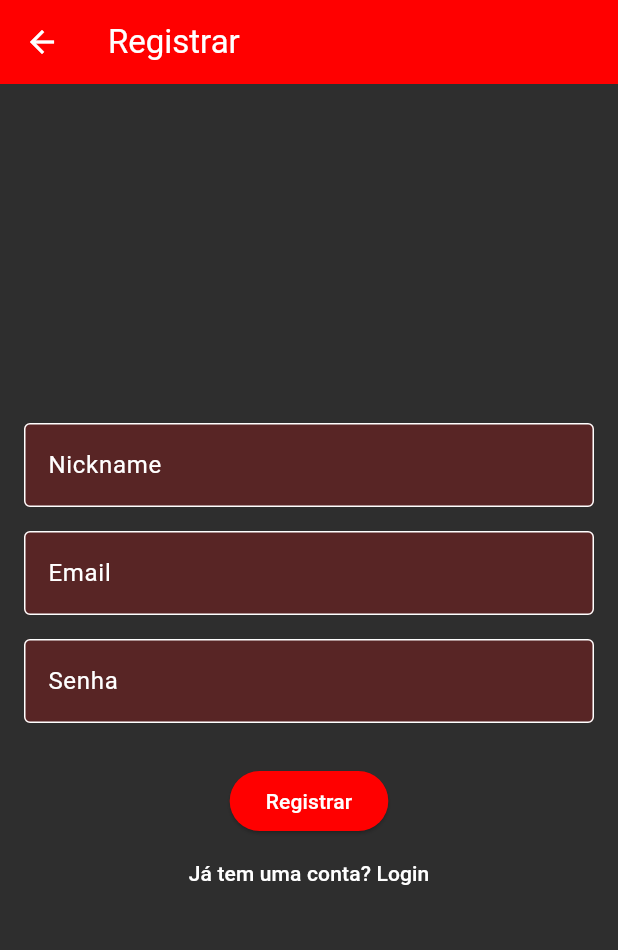
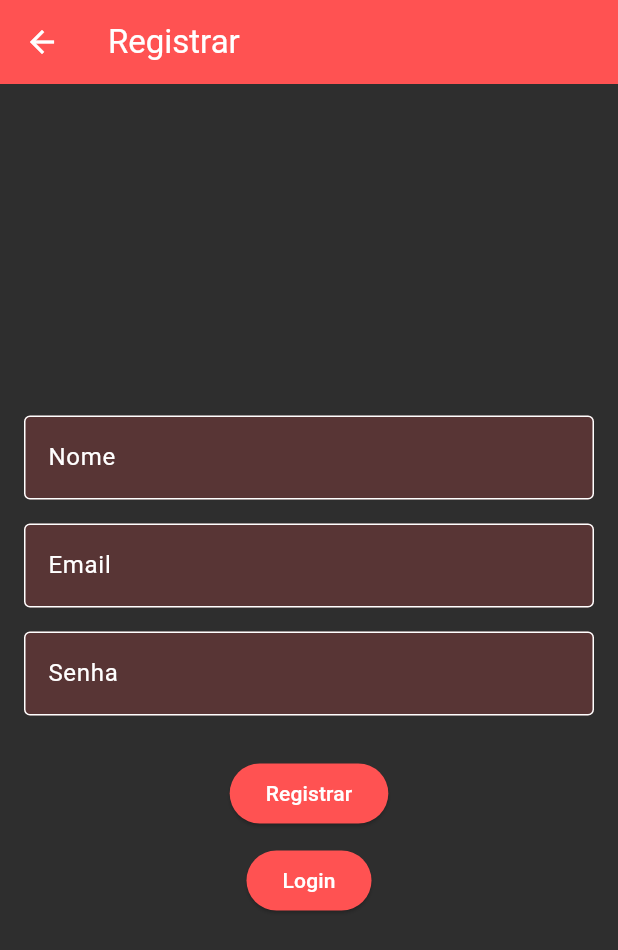
Before and after one commit to ValdsonTenorio/Autonomia-de-Combust-vel, a Flutter app: the RegisterScreen screen opened by its route, on a phone screen of 412 x 824 dp. Shown: the top 950 px of the screen. Run offline on Flutter 3.47's test engine with Material 3 defaults, Android fonts, the phone set to English and light mode, and no system bars; our stand-ins replace cloud_firestore, firebase_auth, firebase_core, rxdart; accounts and stored records are empty.

Commit message:
Ultimas atualizações

```diff
--- a/controlegasolina/lib/view/perfil_view.dart
+++ b/controlegasolina/lib/view/perfil_view.dart
@@ -36,7 +36,7 @@ class _PerfilScreenState extends State<PerfilScreen> {
     if (_senhaController.text.isNotEmpty) {
       await _perfilController.updatePassword(_senhaController.text);
     }
-    ScaffoldMessenger.of(context).showSnackBar(SnackBar(content: Text('Perfil atualizado com sucesso')));
+    ScaffoldMessenger.of(context).showSnackBar(SnackBar(content: Text('Perfil atualizado')));
   }
 
   @override
@@ -51,7 +51,7 @@ class _PerfilScreenState extends State<PerfilScreen> {
         padding: const EdgeInsets.all(16.0),
         child: Column(
           children: [
-            _buildTextField(_nicknameController, 'Nickname'),
+            _buildTextField(_nicknameController, 'Nome'),
             _buildTextField(_emailController, 'Email'),
             _buildTextField(_senhaController, 'Senha', obscureText: true),
             SizedBox(height: 20),
--- a/controlegasolina/lib/view/registro_view.dart
+++ b/controlegasolina/lib/view/registro_view.dart
@@ -33,7 +33,7 @@ class _RegisterScreenState extends State<RegisterScreen> {
     return Scaffold(
       appBar: AppBar(
         title: Text('Registrar'),
-        backgroundColor: Color.fromARGB(255, 255, 0, 0),
+        backgroundColor: Colors.redAccent,
         foregroundColor: Colors.white,
       ),
       body: Container(
@@ -43,7 +43,7 @@ class _RegisterScreenState extends State<RegisterScreen> {
           child: Column(
             mainAxisAlignment: MainAxisAlignment.center,
             children: [
-              _buildTextField(_nicknameController, 'Nickname'),
+              _buildTextField(_nicknameController, 'Nome'),
               _buildTextField(_emailController, 'Email'),
               _buildTextField(_passwordController, 'Senha', obscureText: true),
               if (_errorMessage.isNotEmpty)
@@ -51,18 +51,20 @@ class _RegisterScreenState extends State<RegisterScreen> {
                   padding: const EdgeInsets.only(bottom: 8.0),
                   child: Text(
                     _errorMessage,
-                    style: TextStyle(color: Colors.red),
+                    style: TextStyle(color: Colors.redAccent),
                   ),
                 ),
               SizedBox(height: 20),
               ElevatedButton(
                 onPressed: _register,
-                style: ElevatedButton.styleFrom(backgroundColor: Color.fromARGB(255, 255, 0, 0)),
+                style: ElevatedButton.styleFrom(backgroundColor: Colors.redAccent),
                 child: Text('Registrar', style: TextStyle(color: Colors.white)),
               ),
-              TextButton(
+              SizedBox(height: 10),
+              ElevatedButton(
                 onPressed: () => Navigator.pushNamed(context, '/'),
-                child: Text('Já tem uma conta? Login', style: TextStyle(color: Colors.white)),
+                style: ElevatedButton.styleFrom(backgroundColor: Colors.redAccent),
+                child: Text('Login', style: TextStyle(color: Colors.white)),
               ),
             ],
           ),
@@ -80,13 +82,13 @@ class _RegisterScreenState extends State<RegisterScreen> {
           labelText: label,
           labelStyle: TextStyle(color: Colors.white),
           filled: true,
-          fillColor: Color.fromARGB(255, 255, 0, 0).withOpacity(0.2),
+          fillColor: Colors.redAccent.withOpacity(0.2),
           border: OutlineInputBorder(),
           enabledBorder: OutlineInputBorder(
             borderSide: BorderSide(color: Colors.white),
           ),
           focusedBorder: OutlineInputBorder(
-            borderSide: BorderSide(color: Color.fromARGB(255, 255, 0, 0)),
+            borderSide: BorderSide(color: Colors.redAccent),
           ),
         ),
         style: TextStyle(color: Colors.white),
```
Also changed, not shown: controlegasolina/lib/view/auth_view.dart (+10 -8 lines), controlegasolina/lib/widgets/drawler.dart (+49 -45 lines).
